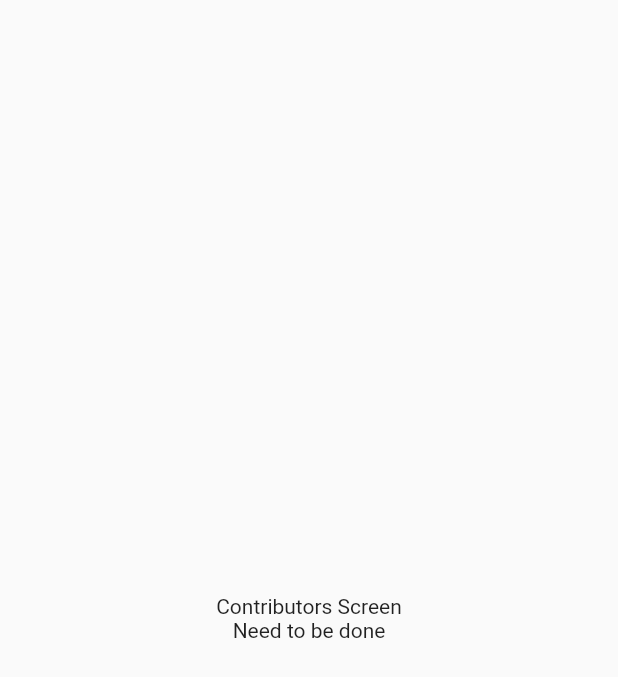
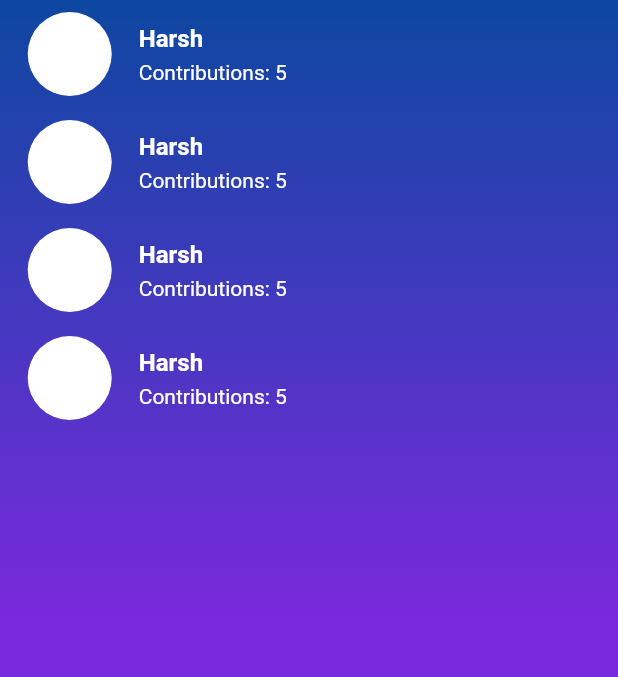
Before and after one commit to mlsa-amu/MLSA-AMU, a Flutter app: the ContributorsScreen screen opened directly, on a phone screen of 412 x 824 dp. Shown: the top 677 px of the screen. Run offline on Flutter 3.47's test engine with Material 2 defaults, Android fonts, the phone set to English and light mode, and no system bars; our stand-ins replace cloud_firestore, firebase_core, font_awesome_flutter; accounts and stored records are empty; network calls fail.

Commit message:
Contributors screen added (#45)
* Contributors screen added

* Removed dead code

```diff
--- a/lib/screens/contributors_screen.dart
+++ b/lib/screens/contributors_screen.dart
@@ -1,15 +1,37 @@
 import 'package:flutter/material.dart';
+import 'package:mlsa_amu/widgets/contributors_details_card.dart';
 
 class ContributorsScreen extends StatelessWidget {
-  const ContributorsScreen({Key? key}) : super(key: key);
-
   @override
   Widget build(BuildContext context) {
-    return Scaffold(
-      body: Center(
-        child: Text(
-          "Contributors Screen\nNeed to be done",
-          textAlign: TextAlign.center,
+    return Container(
+      decoration: BoxDecoration(
+        gradient: LinearGradient(
+          begin: Alignment.topLeft,
+          end: Alignment.bottomLeft,
+          colors: [
+            Colors.blue.shade900,
+            Color(0XFF792adc),
+            Color(0XFF792adc),
+          ],
+        ),
+      ),
+      child: Scaffold(
+        backgroundColor: Colors.transparent,
+        body: SingleChildScrollView(
+          physics: BouncingScrollPhysics(),
+          child: Column(
+            children: [
+              ListView.builder(
+                shrinkWrap: true,
+                physics: NeverScrollableScrollPhysics(),
+                itemCount: 4,
+                itemBuilder: (context, index) {
+                  return ContributorDetailsCard();
+                },
+              ),
+            ],
+          ),
         ),
       ),
     );
--- /dev/null
+++ b/lib/widgets/contributors_details_card.dart
@@ -0,0 +1,35 @@
+import 'package:flutter/material.dart';
+import 'package:mlsa_amu/utils/size_config.dart';
+
+class ContributorDetailsCard extends StatelessWidget {
+  @override
+  Widget build(BuildContext context) {
+    return ListTile(
+      contentPadding: EdgeInsets.symmetric(
+        horizontal: SizeConfig.safeBlockHorizontal * 4,
+      ),
+      leading: CircleAvatar(
+        radius: SizeConfig.iconGeneralHeightAndWidth,
+        backgroundColor: Colors.white,
+      ),
+      title: Padding(
+        padding: EdgeInsets.only(
+          bottom: SizeConfig.safeBlockVertical * 0.6,
+        ),
+        child: Text(
+          "Harsh",
+          style: TextStyle(
+            color: Colors.white,
+            fontWeight: FontWeight.bold,
+          ),
+        ),
+      ),
+      subtitle: Text(
+        'Contributions: ' + "5",
+        style: TextStyle(
+          color: Colors.white,
+        ),
+      ),
+    );
+  }
+}
```
